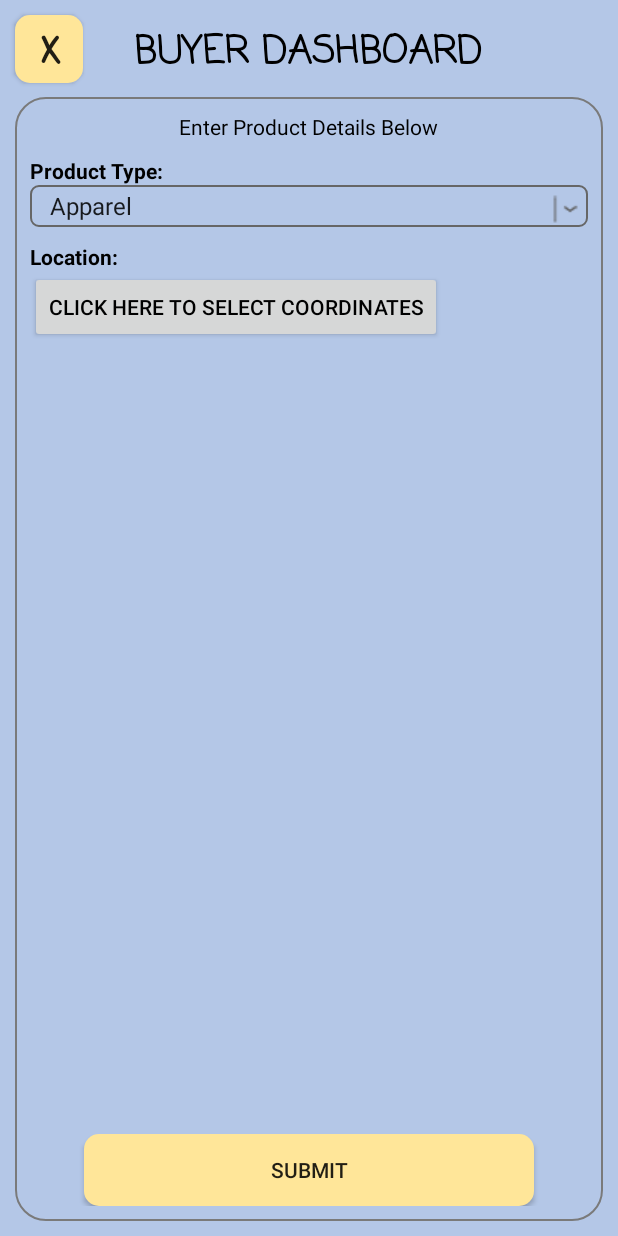
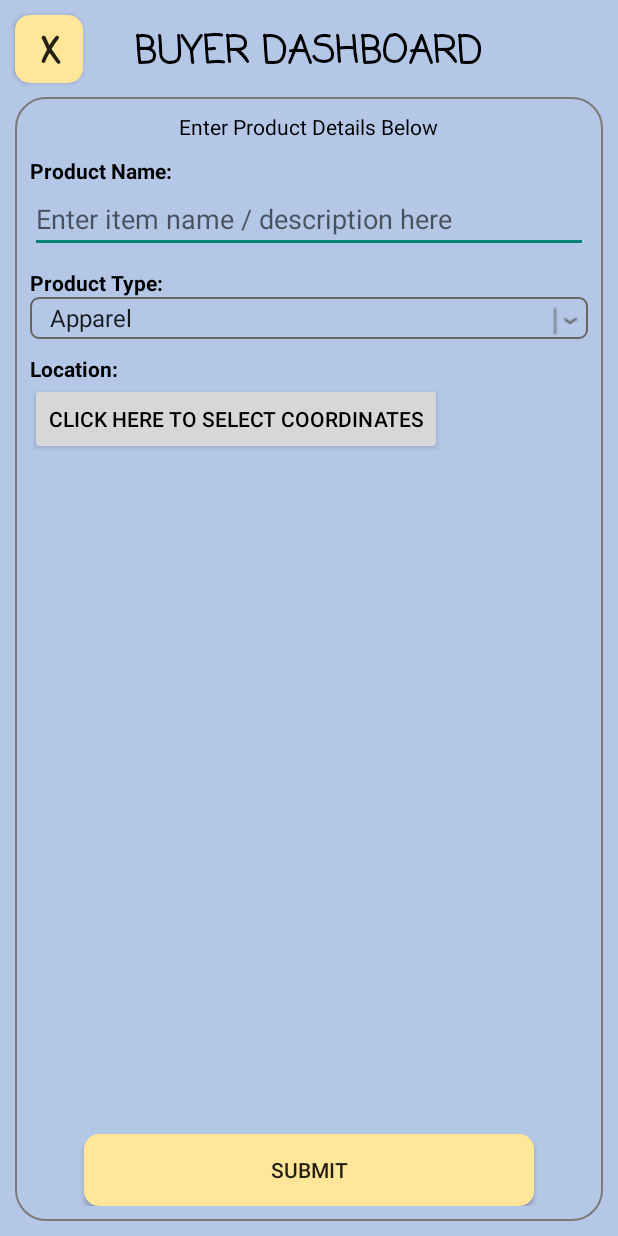
Before and after one commit to beephee/buzzarpheewhale, an Android app: the AddRequestActivity screen opened directly, with no data from a screen before it, after a tap on "SUBMIT", on a phone screen of 412 x 824 dp. Run offline under Robolectric (Android 15) with nearby library versions, the phone set to English and light mode, and no system bars; our stand-ins replace Firebase (no records; nobody signed in at launch, a user with empty details on screens opened directly).

Commit message:
Added product name, reorganized layout code

```diff
--- a/FirebaseAuthDemo/app/src/main/java/com/example/android/firebaseauthdemo/AddRequestActivity.java
+++ b/FirebaseAuthDemo/app/src/main/java/com/example/android/firebaseauthdemo/AddRequestActivity.java
@@ -37,7 +37,6 @@ public class AddRequestActivity extends AppCompatActivity {
             userEmail = extras.getString("email");
         }
 
-
         buttonGetCoordinates = (Button) findViewById(R.id.buttonGetCoordinates);
         buttonGetCoordinates.setOnClickListener(new View.OnClickListener() {
             @Override
@@ -46,19 +45,18 @@ public class AddRequestActivity extends AppCompatActivity {
             }
         });
 
-
         //Values will be submitted to the "products" node in the JSON tree
         databaseProducts = FirebaseDatabase.getInstance().getReference("products");
 
         buttonNewListing = (Button) findViewById(R.id.buttonNewListing);
-        spinnerProductType = (Spinner) findViewById(R.id.spinnerProductType);
-
         buttonNewListing.setOnClickListener(new View.OnClickListener() {
             @Override
             public void onClick(View view){
                 addProductType();
             }
         });
+
+        spinnerProductType = (Spinner) findViewById(R.id.spinnerProductType);
 
     }
 
@@ -82,21 +80,24 @@ public class AddRequestActivity extends AppCompatActivity {
     }
 
     private void addProductType(){
+
         String buyer = userEmail;
         String producttype = spinnerProductType.getSelectedItem().toString();
+        EditText editProductName = (EditText) findViewById(R.id.editTextProductName);
+        String productname = editProductName.getText().toString();
 
-        if(!TextUtils.isEmpty(producttype)){
+        if(!TextUtils.isEmpty(producttype) && !TextUtils.isEmpty(productname)){
 
             //Get the unique id of the branch
             String id = databaseProducts.push().getKey();
             //Define the parameters for the database entry
-            Product product = new Product(id, buyer, producttype, productcoords);
+            Product product = new Product(id, buyer, productname, producttype, productcoords);
             //Submit value to database
             databaseProducts.child(id).setValue(product);
             Toast.makeText(this, "Request added!", Toast.LENGTH_LONG).show();
 
         }else{
-            Toast.makeText(this, "Please select a product type.", Toast.LENGTH_LONG).show();
+            Toast.makeText(this, "Please ensure all fields are completed.", Toast.LENGTH_LONG).show();
         }
     }
 
--- a/FirebaseAuthDemo/app/src/main/java/com/example/android/firebaseauthdemo/Product.java
+++ b/FirebaseAuthDemo/app/src/main/java/com/example/android/firebaseauthdemo/Product.java
@@ -8,6 +8,7 @@ public class Product {
 
     String productId;
     String productBuyer;
+    String productName;
     String productType;
     String productCoords;
 
@@ -15,9 +16,10 @@ public class Product {
 
     }
 
-    public Product(String productId, String productBuyer, String productType, String productCoords) {
+    public Product(String productId, String productBuyer, String productName, String productType, String productCoords) {
         this.productId = productId;
         this.productBuyer = productBuyer;
+        this.productName = productName;
         this.productType = productType;
         this.productCoords = productCoords;
     }
@@ -30,6 +32,10 @@ public class Product {
         return productBuyer;
     }
 
+    public String getProductName() {
+        return productName;
+    }
+
     public String getProductType() {
         return productType;
     }
--- a/FirebaseAuthDemo/app/src/main/res/layout/activity_add_request.xml
+++ b/FirebaseAuthDemo/app/src/main/res/layout/activity_add_request.xml
@@ -46,35 +46,54 @@
         android:id="@+id/relativeLayout">
 
         <TextView
+            android:id="@+id/textViewNewRequest"
             android:layout_width="wrap_content"
             android:layout_height="wrap_content"
             android:layout_gravity="center_horizontal"
-            android:id="@+id/textViewNewRequest"
+            android:layout_alignParentTop="true"
+            android:layout_centerHorizontal="true"
             android:text="Enter Product Details Below"
-            android:textColor="@color/black"
-            android:layout_alignParentTop="true"
-            android:layout_centerHorizontal="true"/>
+            android:textColor="@color/black"/>
 
         <TextView
+            android:id="@+id/textViewProductName"
             android:layout_width="wrap_content"
             android:layout_height="wrap_content"
+            android:layout_marginTop="10dp"
+            android:layout_below="@id/textViewNewRequest"
+            android:text="Product Name:"
+            android:textColor="@color/black"
+            android:textStyle="bold" />
+
+        <EditText
+            android:id="@+id/editTextProductName"
+            android:layout_width="fill_parent"
+            android:layout_height="wrap_content"
+            android:layout_below="@id/textViewProductName"
+            android:hint="Enter item name / description here"
+            android:inputType="text" />
+
+        <TextView
+            android:id="@+id/textViewProductType"
+            android:layout_width="wrap_content"
+            android:layout_height="wrap_content"
+            android:layout_marginTop="10dp"
+            android:layout_below="@id/editTextProductName"
             android:text="Product Type:"
             android:textColor="@color/black"
             android:textStyle="bold"
-            android:id="@+id/textViewProductType"
-            android:layout_marginTop="10dp"
-            android:layout_below="@id/textViewNewRequest"/>
+            />
 
         <RelativeLayout
             android:id="@+id/spinnerLayout"
             android:layout_width="match_parent"
             android:layout_height="wrap_content"
             android:layout_weight=".28"
-            android:background="@drawable/spinnerbg"
-            android:orientation="horizontal"
             android:layout_below="@+id/textViewProductType"
             android:layout_alignParentLeft="true"
-            android:layout_alignParentStart="true">
+            android:layout_alignParentStart="true"
+            android:background="@drawable/spinnerbg"
+            android:orientation="horizontal">
 
             <Spinner
                 android:id="@+id/spinnerProductType"
@@ -82,9 +101,9 @@
                 android:layout_height="wrap_content"
                 android:layout_centerVertical="true"
                 android:layout_gravity="center"
+                android:layout_marginLeft="5dp"
                 android:background="@android:color/transparent"
                 android:gravity="center"
-                android:layout_marginLeft="5dp"
                 android:spinnerMode="dropdown"
                 android:entries="@array/product_types" />
 
@@ -98,34 +117,35 @@
             </RelativeLayout>
 
         <TextView
+            android:id="@+id/textViewLocation"
             android:layout_width="wrap_content"
             android:layout_height="wrap_content"
+            android:layout_marginTop="10dp"
+            android:layout_below="@id/spinnerLayout"
             android:text="Location:"
             android:textColor="@color/black"
-            android:textStyle="bold"
-            android:id="@+id/textViewLocation"
-            android:layout_marginTop="10dp"
-            android:layout_below="@id/spinnerLayout"/>
+            android:textStyle="bold" />
 
         <Button
+            android:id="@+id/buttonGetCoordinates"
             android:layout_width="wrap_content"
             android:layout_height="wrap_content"
+            android:layout_marginTop="0dp"
+            android:layout_below="@id/textViewLocation"
             android:text="Click here to select coordinates"
             android:textColor="@color/black"
-            android:id="@+id/buttonGetCoordinates"
-            android:layout_marginTop="0dp"
-            android:layout_below="@id/textViewLocation"
             android:onClick="selectCoords"/>
 
         <Button
+            android:id="@+id/buttonNewListing"
             android:layout_width="300dp"
             android:layout_height="wrap_content"
             android:layout_gravity="center_horizontal"
-            android:id="@+id/buttonNewListing"
+            android:layout_alignParentBottom="true"
+            android:layout_centerHorizontal="true"
             android:text="Submit"
             android:background="@drawable/roundedbutton"
-            android:layout_alignParentBottom="true"
-            android:layout_centerHorizontal="true"/>
+/>
 
     </RelativeLayout>
 
```
